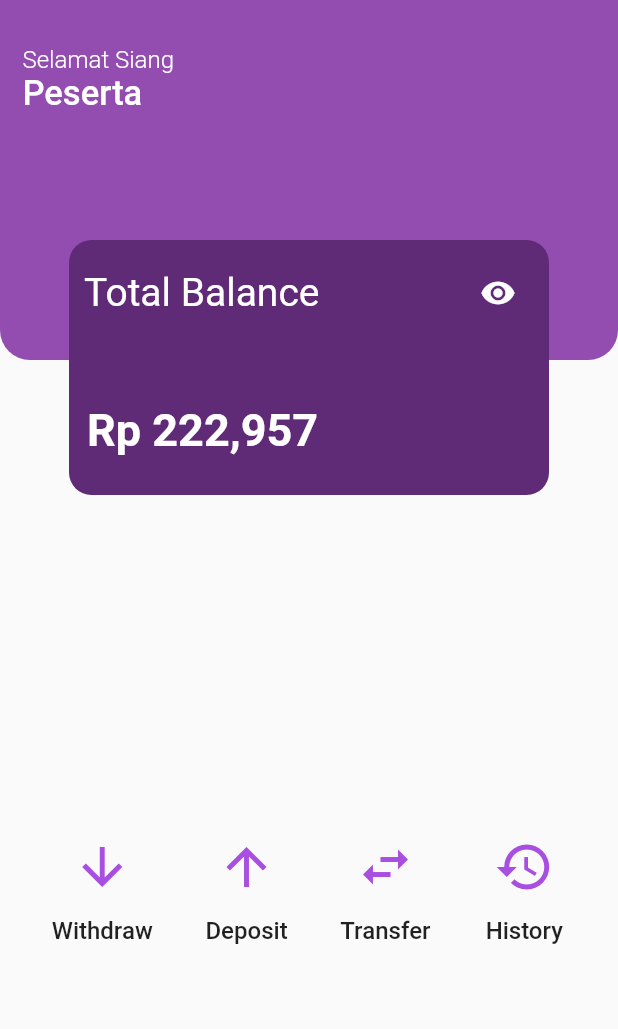
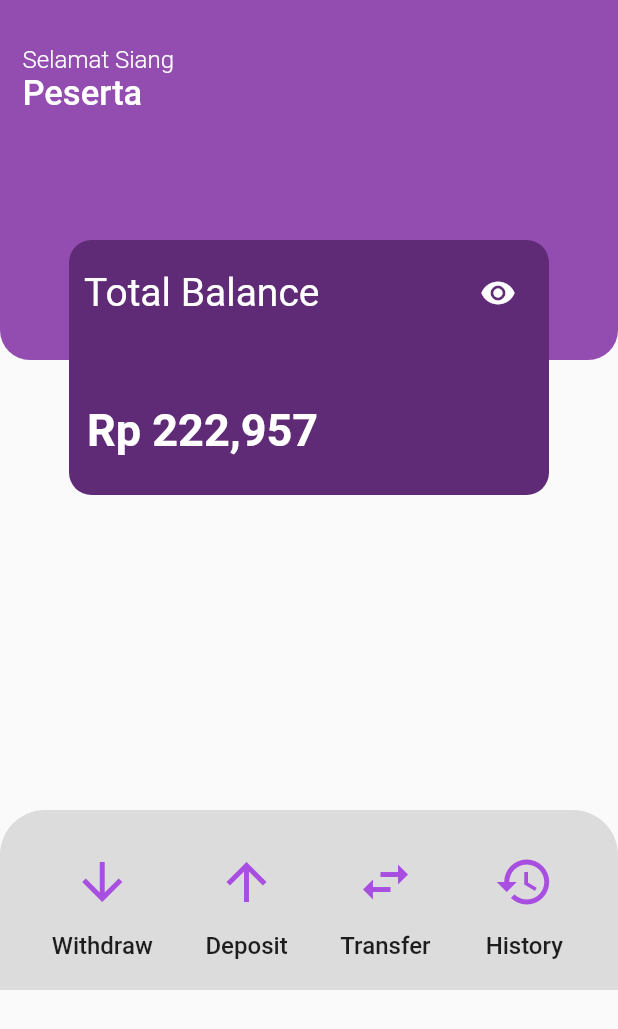
Before and after one commit to George535220173/UAS_E-MONEY, a Flutter app: the screen it shows after launch, on a phone screen of 412 x 824 dp. Shown: the top 1029 px of the screen. Run offline on Flutter 3.47's test engine with Material 2 defaults, Android fonts, the phone set to English and light mode, and no system bars.

Commit message:
perbaharuan widget button dengan warna

```diff
--- a/lib/Home/home.dart
+++ b/lib/Home/home.dart
@@ -1,13 +1,13 @@
 import 'package:flutter/material.dart';
 
-class home extends StatefulWidget {
-  const home({Key? key}) : super(key: key);
+class Home extends StatefulWidget {
+  const Home({Key? key}) : super(key: key);
 
   @override
   _HomeState createState() => _HomeState();
 }
 
-class _HomeState extends State<home> {
+class _HomeState extends State<Home> {
   bool isEyeOpen = true;
 
   @override
@@ -32,7 +32,6 @@ class _HomeState extends State<home> {
                   child: Stack(
                     children: [
                       Positioned(
-
                         child: ClipRRect(
                           borderRadius: BorderRadius.circular(7),
                           child: Container(
@@ -69,17 +68,6 @@ class _HomeState extends State<home> {
                     ],
                   ),
                 ),
-                SizedBox(height: 310),
-                Row(
-                  mainAxisAlignment: MainAxisAlignment.spaceEvenly,
-                  children: [
-                    buildIconButton(Icons.arrow_downward, 'Withdraw'),
-                    buildIconButton(Icons.arrow_upward, 'Deposit'),
-                    buildIconButton(Icons.swap_horiz, 'Transfer'),
-                    buildIconButton(Icons.history, 'History'),
-                  ],
-                ),
-                SizedBox(height: 20),
               ],
             ),
             Positioned(
@@ -149,6 +137,33 @@ class _HomeState extends State<home> {
                 ),
               ),
             ),
+            Padding(
+              padding: const EdgeInsets.only(top: 540),
+              child: Container(
+                width: double.infinity,
+                height: 120,
+                decoration: BoxDecoration(
+                  color: Color.fromARGB(138, 194, 194, 194),
+                  borderRadius: BorderRadius.only(
+                    topLeft: Radius.circular(30),
+                    topRight: Radius.circular(30),
+                  ),
+                ),
+              ),
+            ),
+            SizedBox(height: 50),
+            Padding(
+              padding: const EdgeInsets.only(top: 560),
+              child: Row(
+                mainAxisAlignment: MainAxisAlignment.spaceEvenly,
+                children: [
+                  buildIconButton(Icons.arrow_downward, 'Withdraw'),
+                  buildIconButton(Icons.arrow_upward, 'Deposit'),
+                  buildIconButton(Icons.swap_horiz, 'Transfer'),
+                  buildIconButton(Icons.history, 'History'),
+                ],
+              ),
+            ),
           ],
         ),
       ),
--- a/lib/main.dart
+++ b/lib/main.dart
@@ -13,7 +13,7 @@ class myApp extends StatelessWidget {
   Widget build (BuildContext context) {
     return MaterialApp(
       debugShowCheckedModeBanner: false,
-      home: home(),
+      home: Home(),
     );
   }
 }
```
